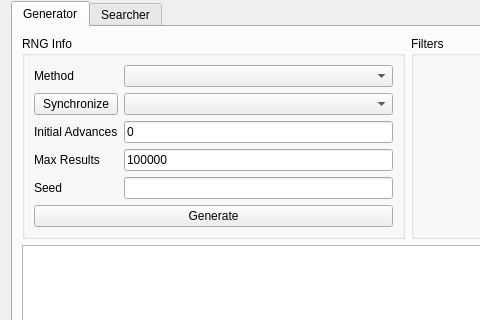
Old version of the form Forms/Gen4/Stationary4.ui in the repository Admiral-Fish/PokeFinder; both pictures show x 0 to 480 and y 107 to 427 of the 1200 by 700 pixel window.
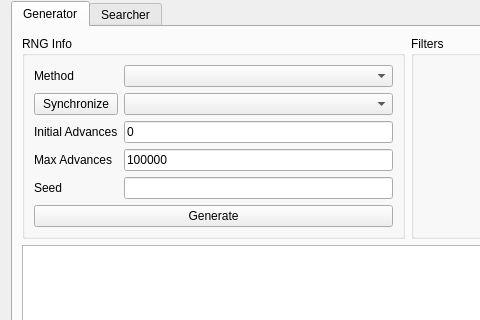
New version of the form. Custom widgets are drawn as their Qt base class.

Commit message: Rename maxResults to maxAdvances

```diff
--- a/Forms/Gen4/Stationary4.ui
+++ b/Forms/Gen4/Stationary4.ui
@@ -137,7 +137,7 @@
           <item row="3" column="0">
            <widget class="QLabel" name="labelGeneratorMaxResults">
             <property name="text">
-             <string>Max Results</string>
+             <string>Max Advances</string>
             </property>
            </widget>
           </item>
```
Left out of the diff: 6 changed lines with no effect on the pictures. The commit also changes 72 other files.
